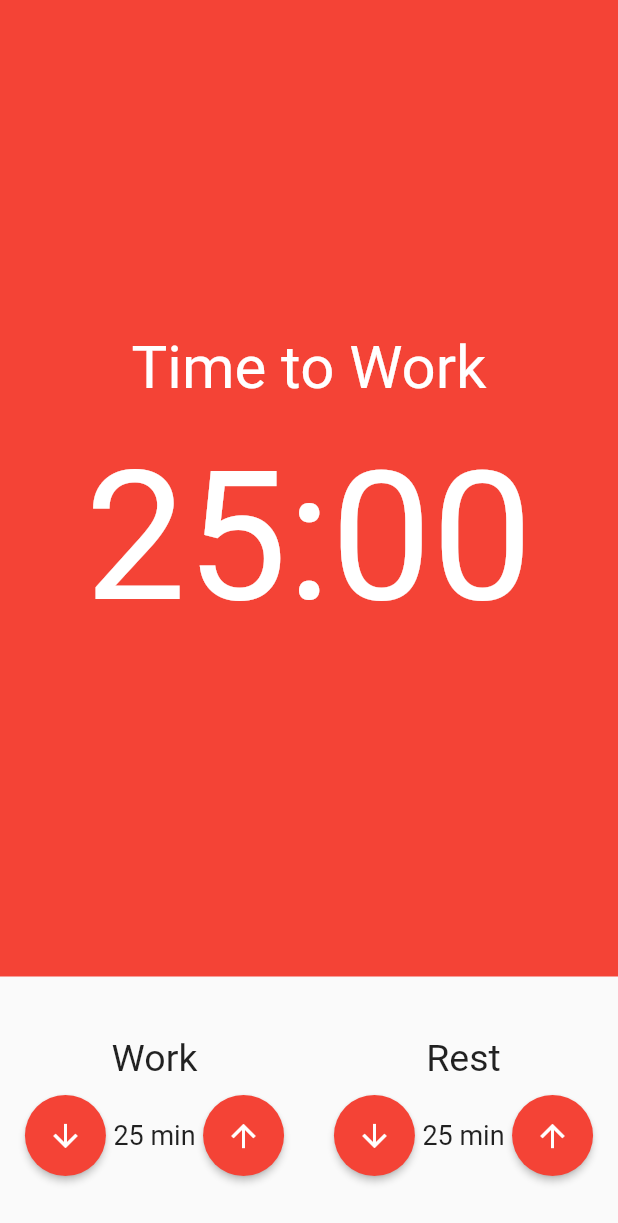
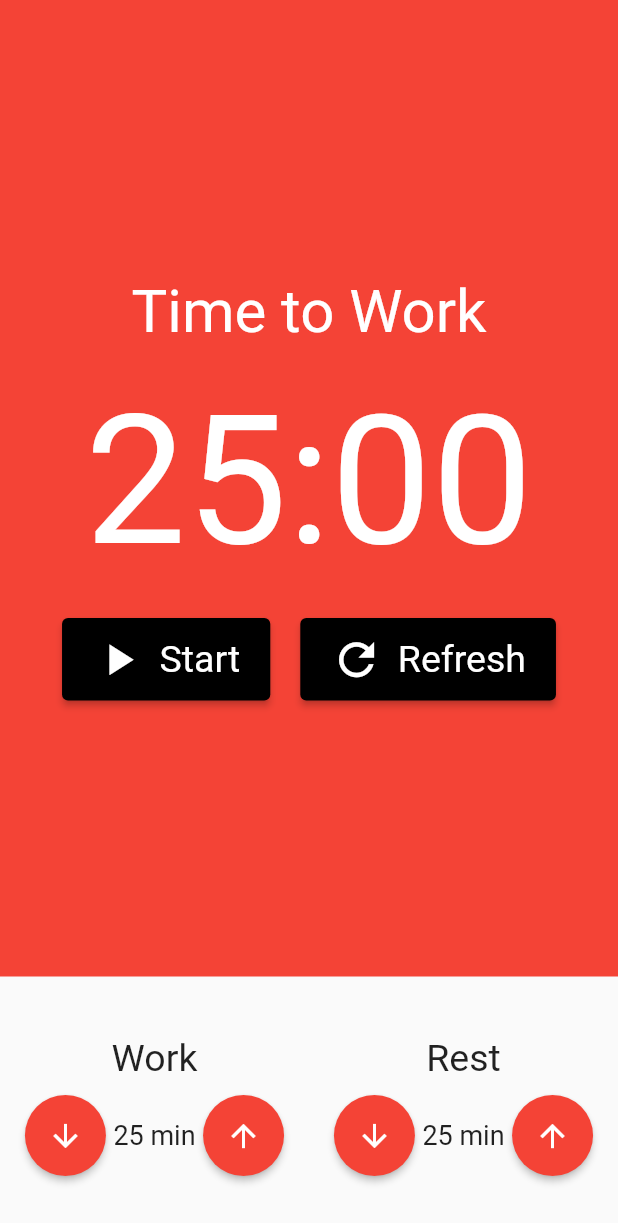
Before and after one commit to LuannMateus/pomodoro_masterclass_cod3r, a Flutter app: the screen it shows after launch, on a phone screen of 412 x 824 dp. Shown: the top 1223 px of the screen. Run offline on Flutter 3.47's test engine with Material 2 defaults, Android fonts, the phone set to English and light mode, and no system bars; our stand-ins replace mobx; generated files the repository leaves out were written again.

Commit message:
Add StopwatchButton to Pomodoro screen

```diff
--- a/lib/components/Stopwatch.dart
+++ b/lib/components/Stopwatch.dart
@@ -1,4 +1,5 @@
 import 'package:flutter/material.dart';
+import 'package:pomodoro/components/StopwatchButton.dart';
 
 class Stopwatch extends StatelessWidget {
   const Stopwatch({Key? key}) : super(key: key);
@@ -24,6 +25,33 @@ class Stopwatch extends StatelessWidget {
               fontSize: 120,
               color: Colors.white,
             ),
+          ),
+          SizedBox(height: 20),
+          Row(
+            mainAxisAlignment: MainAxisAlignment.center,
+            children: <Widget>[
+              Padding(
+                padding: const EdgeInsets.only(right: 10),
+                child: StopwatchButton(
+                  text: 'Start',
+                  icon: Icons.play_arrow,
+                ),
+              ),
+              // Padding(
+              //   padding: const EdgeInsets.only(right: 10),
+              //   child: StopwatchButton(
+              //     text: 'Stop',
+              //     icon: Icons.stop,
+              //   ),
+              // ),
+              Padding(
+                padding: const EdgeInsets.only(left: 10),
+                child: StopwatchButton(
+                  text: 'Refresh',
+                  icon: Icons.refresh,
+                ),
+              ),
+            ],
           )
         ],
       ),
```
